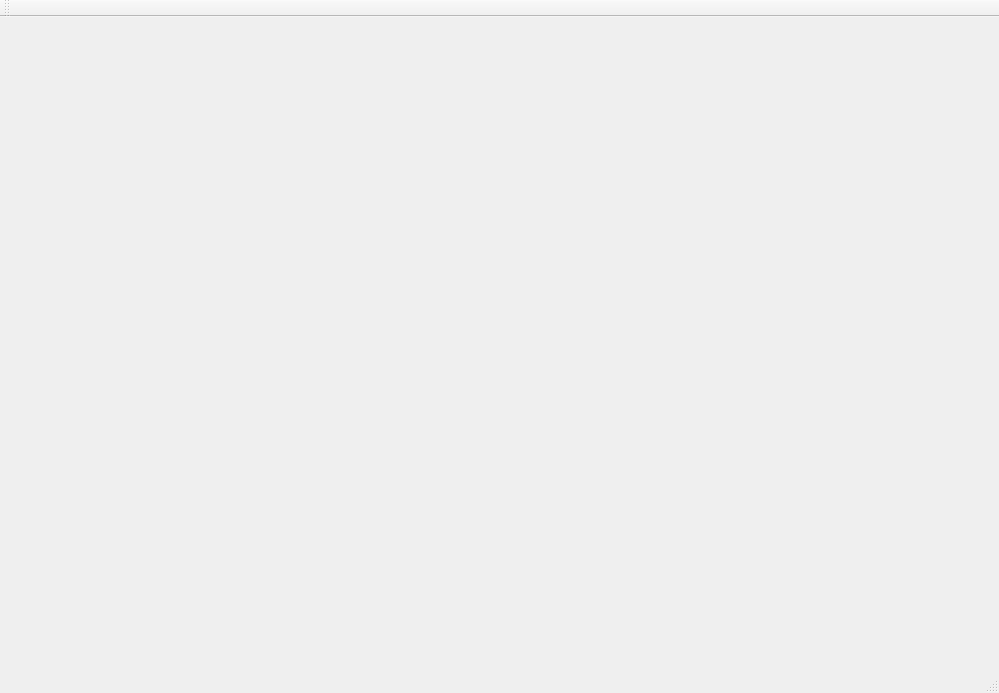
First picture: the form in mainwindow.ui, repository jcespinoza/SnakeGame, before the edit.
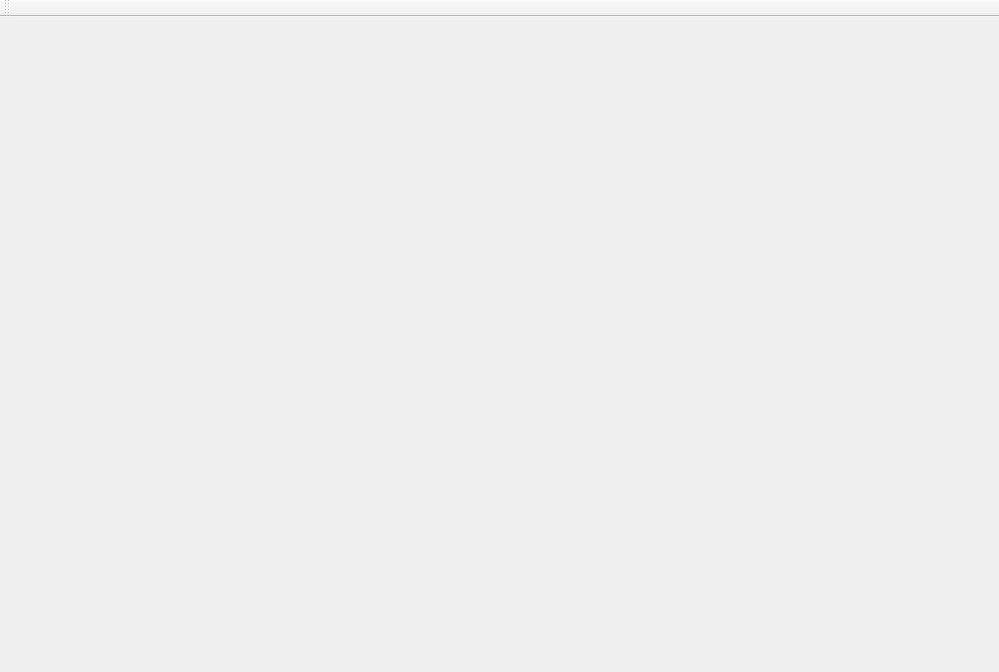
Second picture: the form after the edit.

```diff
--- a/mainwindow.ui
+++ b/mainwindow.ui
@@ -7,7 +7,7 @@
     <x>0</x>
     <y>0</y>
     <width>999</width>
-    <height>693</height>
+    <height>672</height>
    </rect>
   </property>
   <property name="windowTitle">
@@ -57,7 +57,6 @@
     <bool>false</bool>
    </attribute>
   </widget>
-  <widget class="QStatusBar" name="statusBar"/>
  </widget>
  <layoutdefault spacing="6" margin="11"/>
  <resources/>
```
